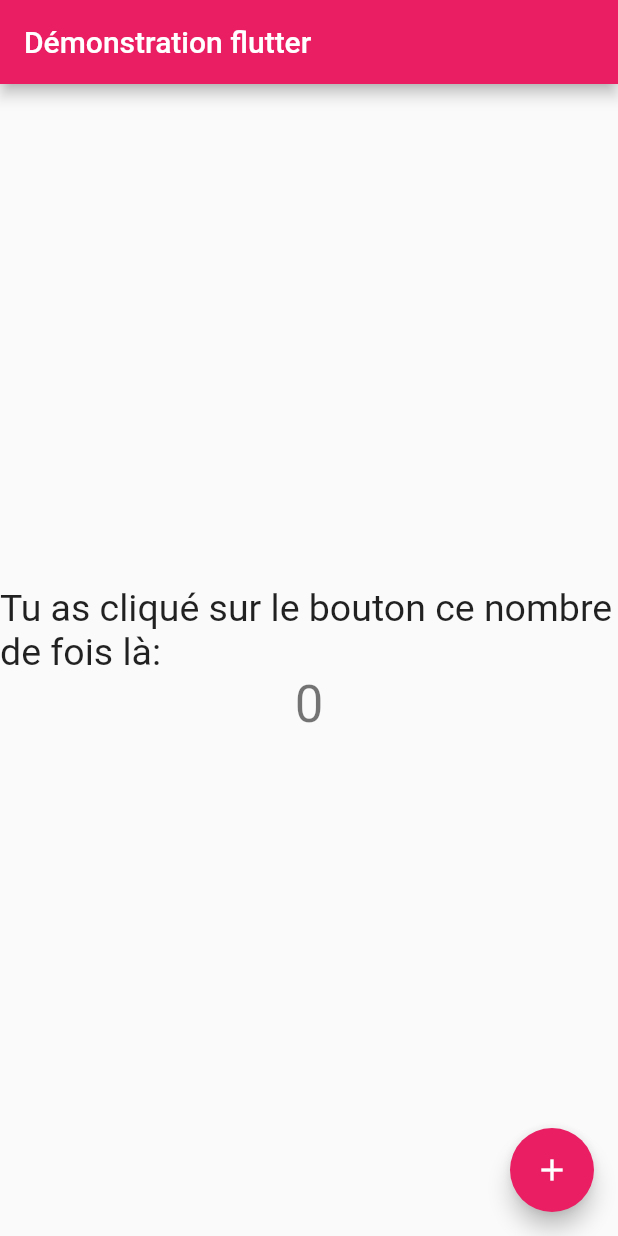
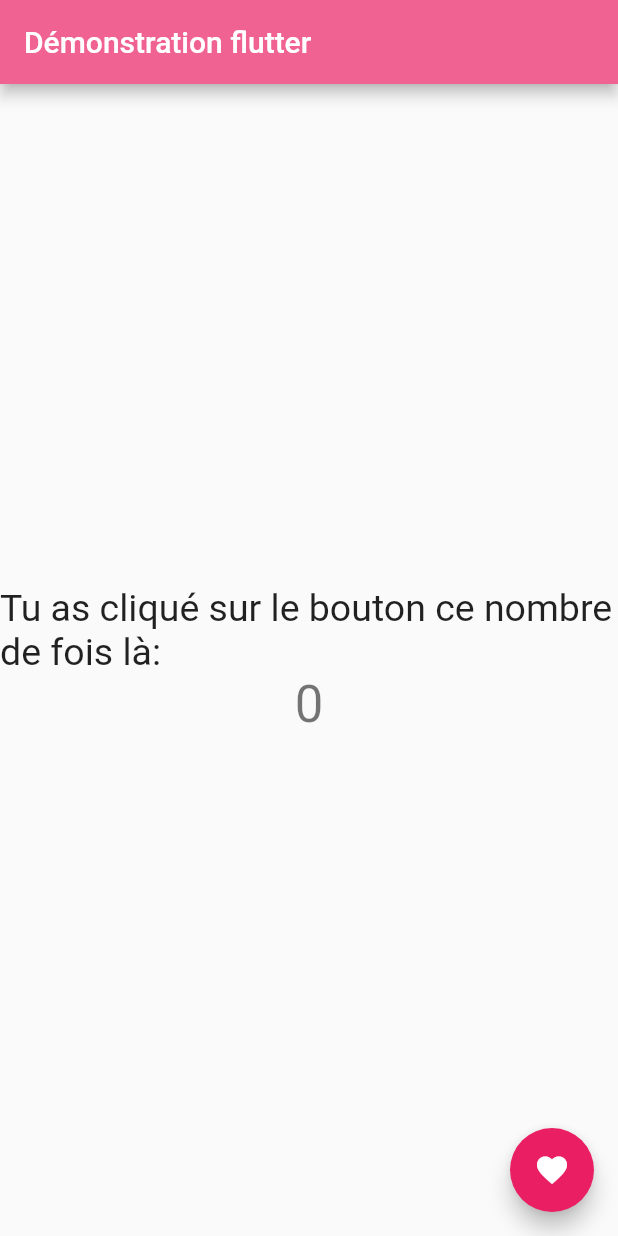
Before and after one commit to Laura-May09/TP1Flutter, a Flutter app: the screen it shows after launch, on a phone screen of 412 x 824 dp. Run offline on Flutter 3.47's test engine with Material 2 defaults, Android fonts, the phone set to English and light mode, and no system bars.

Commit message:
modifications première partie du tp

```diff
--- a/flutter_application_1/lib/main.dart
+++ b/flutter_application_1/lib/main.dart
@@ -74,6 +74,7 @@ class _MyHomePageState extends State<MyHomePage> {
         // Here we take the value from the MyHomePage object that was created by
         // the App.build method, and use it to set our appbar title.
         title: Text(widget.title),
+        backgroundColor: Colors.pink.shade300,
       ),
       body: Center(
         // Center is a layout widget. It takes a single child and positions it
@@ -109,7 +110,7 @@ class _MyHomePageState extends State<MyHomePage> {
       floatingActionButton: FloatingActionButton(
         onPressed: _incrementCounter,
         tooltip: 'Increment',
-        child: const Icon(Icons.add),
+        child: const Icon(Icons.favorite),
       ), // This trailing comma makes auto-formatting nicer for build methods.
     );
   }
```
